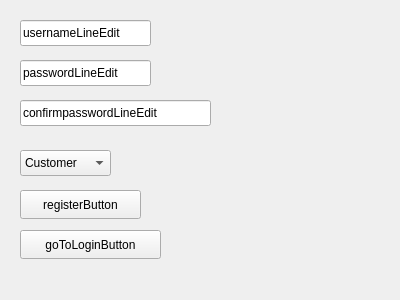
sarinab-eng/bookCLUB, file bookClub/src/ui/registerpage.ui: the form before one commit.
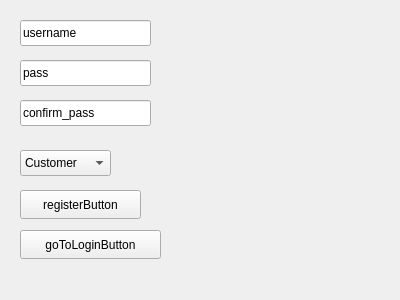
The form after the commit.

What changed in the file:
```diff
--- a/bookClub/src/ui/registerpage.ui
+++ b/bookClub/src/ui/registerpage.ui
@@ -23,7 +23,7 @@
     </rect>
    </property>
    <property name="text">
-    <string>usernameLineEdit</string>
+    <string>username</string>
    </property>
   </widget>
   <widget class="QLineEdit" name="passwordLineEdit">
@@ -36,7 +36,7 @@
     </rect>
    </property>
    <property name="text">
-    <string>passwordLineEdit</string>
+    <string>pass</string>
    </property>
   </widget>
   <widget class="QLineEdit" name="confirmPasswordLineEdit">
@@ -44,12 +44,12 @@
     <rect>
      <x>20</x>
      <y>100</y>
-     <width>191</width>
+     <width>131</width>
      <height>26</height>
     </rect>
    </property>
    <property name="text">
-    <string>confirmpasswordLineEdit</string>
+    <string>confirm_pass</string>
    </property>
   </widget>
   <widget class="QComboBox" name="userTypeComboBox">
```
